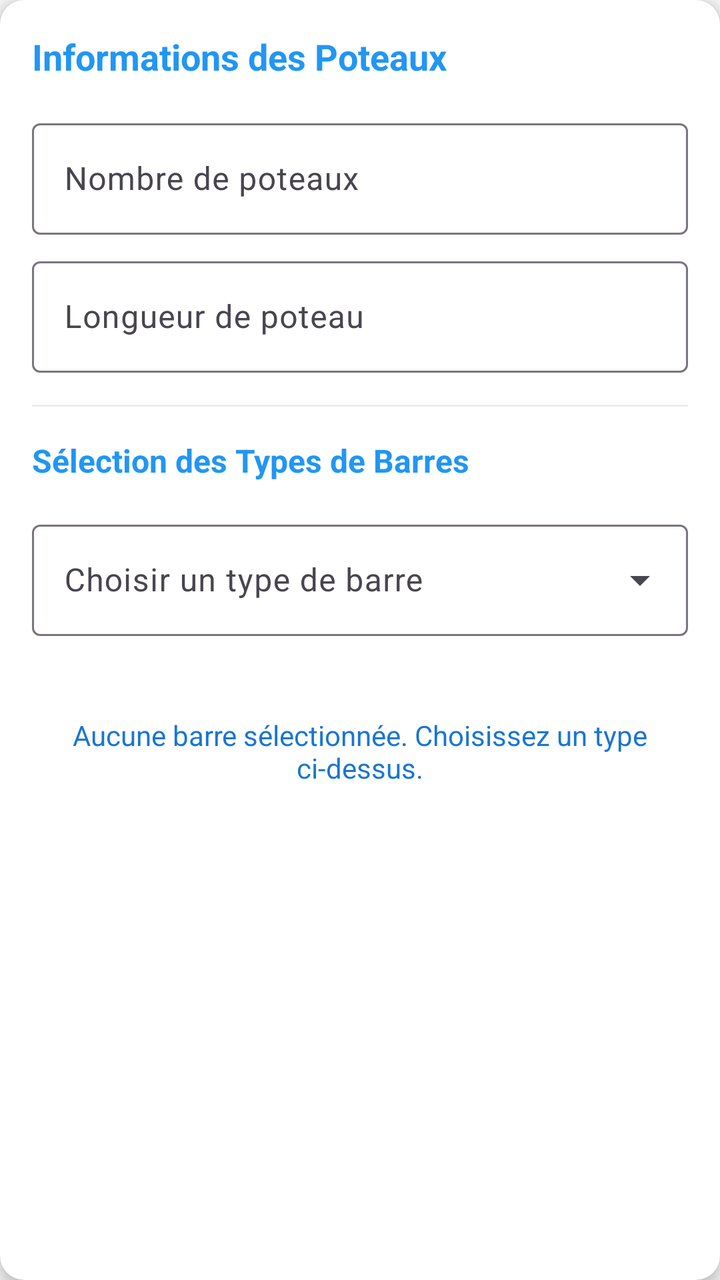
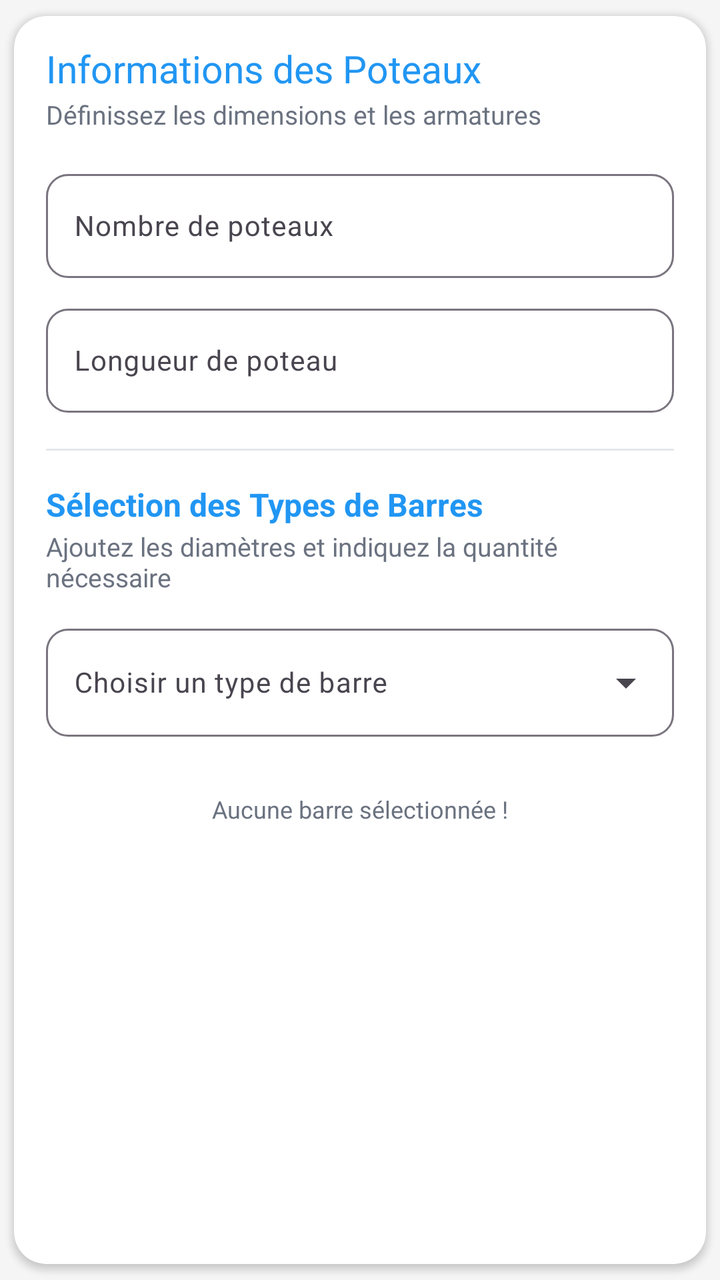

Before-and-after screenshots of an Android layout around one commit, followed by the original layout XML and the change that was made.
<!-- AndroidManifest.xml: application theme Theme.GKMBarFer -->
<!-- res/layout/item_groupe_poteau.xml -->
<?xml version="1.0" encoding="utf-8"?>
<androidx.cardview.widget.CardView xmlns:android="http://schemas.android.com/apk/res/android"
    xmlns:app="http://schemas.android.com/apk/res-auto"
    android:layout_width="match_parent"
    android:layout_height="wrap_content"
    app:cardCornerRadius="12dp"
    app:cardElevation="4dp"
    android:layout_marginBottom="16dp">

    <LinearLayout
        android:layout_width="match_parent"
        android:layout_height="wrap_content"
        android:orientation="vertical"
        android:padding="16dp">

        
        <LinearLayout
            android:layout_width="match_parent"
            android:layout_height="wrap_content"
            android:orientation="horizontal"
            android:gravity="center_vertical"
            android:layout_marginBottom="16dp">

            <TextView
                android:layout_width="0dp"
                android:layout_height="wrap_content"
                android:layout_weight="1"
                android:text="@string/infos_poteaux"
                android:textSize="18sp"
                android:textStyle="bold"
                android:textColor="@color/primary" />

            <ImageButton
                android:id="@+id/btnSupprimerGroupe"
                android:layout_width="36dp"
                android:layout_height="36dp"
                android:src="@android:drawable/ic_delete"
                android:background="?attr/selectableItemBackgroundBorderless"
                android:contentDescription="@string/supprimer_poteau"
                app:tint="@color/error"
                android:visibility="gone" />

        </LinearLayout>

        
        <com.google.android.material.textfield.TextInputLayout
            android:layout_width="match_parent"
            android:layout_height="wrap_content"
            android:layout_marginBottom="8dp">

            <com.google.android.material.textfield.TextInputEditText
                android:id="@+id/etNombrePoteaux"
                android:layout_width="match_parent"
                android:layout_height="wrap_content"
                android:hint="@string/nombre_poteaux"
                android:inputType="number"
                android:autofillHints="number" />

        </com.google.android.material.textfield.TextInputLayout>

        
        <com.google.android.material.textfield.TextInputLayout
            android:layout_width="match_parent"
            android:layout_height="wrap_content"
            android:layout_marginBottom="16dp"
            app:suffixText="m">

            <com.google.android.material.textfield.TextInputEditText
                android:id="@+id/etLongueurPoteaux"
                android:layout_width="match_parent"
                android:layout_height="wrap_content"
                android:hint="@string/longueur_poteaux"
                android:inputType="numberDecimal"
                android:autofillHints="number" />

        </com.google.android.material.textfield.TextInputLayout>

        
        <View
            android:layout_width="match_parent"
            android:layout_height="1dp"
            android:background="#E9ECEF"
            android:layout_marginBottom="16dp" />

        <TextView
            android:layout_width="match_parent"
            android:layout_height="wrap_content"
            android:text="@string/selection_types_barres"
            android:textSize="16sp"
            android:textStyle="bold"
            android:textColor="@color/primary"
            android:layout_marginBottom="16dp" />

        
        <com.google.android.material.textfield.TextInputLayout
            android:layout_width="match_parent"
            android:layout_height="wrap_content"
            android:layout_marginBottom="16dp"
            style="@style/Widget.Material3.TextInputLayout.OutlinedBox.ExposedDropdownMenu"
            app:endIconMode="dropdown_menu">

            <AutoCompleteTextView
                android:id="@+id/autoCompleteBarreType"
                android:layout_width="match_parent"
                android:layout_height="wrap_content"
                android:hint="@string/choisir_type_barre"
                android:inputType="none" />

        </com.google.android.material.textfield.TextInputLayout>

        
        <LinearLayout
            android:id="@+id/layoutBarresSelectionnees"
            android:layout_width="match_parent"
            android:layout_height="wrap_content"
            android:orientation="vertical"
            android:layout_marginBottom="8dp" />

        
        <TextView
            android:id="@+id/tvAucuneBarre"
            android:layout_width="match_parent"
            android:layout_height="wrap_content"
            android:text="@string/aucune_barre_selectionnee"
            android:textSize="14sp"
            android:textColor="@color/primary_dark"
            android:gravity="center"
            android:padding="16dp" />

    </LinearLayout>

</androidx.cardview.widget.CardView>
<!-- resources referenced by this layout -->
<resources>
  <color name="error">#F44336</color>
  <color name="primary">#2196F3</color>
  <color name="primary_dark">#1976D2</color>
  <string name="aucune_barre_selectionnee">Aucune barre sélectionnée. Choisissez un type ci-dessus.</string>
  <string name="choisir_type_barre">Choisir un type de barre</string>
  <string name="infos_poteaux">Informations des Poteaux</string>
  <string name="longueur_poteaux">Longueur de poteau</string>
  <string name="nombre_poteaux">Nombre de poteaux</string>
  <string name="selection_types_barres">Sélection des Types de Barres</string>
  <string name="supprimer_poteau">Supprimer ce poteau</string>
  <style name="Theme.GKMBarFer" parent="Base.Theme.GKMBarFer" />
  <style name="Base.Theme.GKMBarFer" parent="Theme.Material3.DayNight">
          <item name="colorPrimary">@color/primary</item>
          <item name="colorPrimaryVariant">@color/primary_dark</item>
          <item name="colorOnPrimary">@color/white</item>
          <item name="android:windowBackground">@color/background</item>
      </style>
  <color name="white">#FFFFFFFF</color>
  <color name="background">#F5F5F5</color>
</resources>

<!-- the commit's change to res/layout/item_groupe_poteau.xml (unified diff, before → after) -->
@@ -1,19 +1,30 @@
 <?xml version="1.0" encoding="utf-8"?>
-<androidx.cardview.widget.CardView xmlns:android="http://schemas.android.com/apk/res/android"
+<androidx.cardview.widget.CardView
+    xmlns:android="http://schemas.android.com/apk/res/android"
     xmlns:app="http://schemas.android.com/apk/res-auto"
+
     android:layout_width="match_parent"
     android:layout_height="wrap_content"
-    app:cardCornerRadius="12dp"
-    app:cardElevation="4dp"
-    android:layout_marginBottom="16dp">
+    android:layout_marginBottom="16dp"
+
+    app:cardBackgroundColor="@color/surface"
+    app:cardCornerRadius="16dp"
+    app:cardElevation="2dp"
+    app:cardUseCompatPadding="true">
 
     <LinearLayout
         android:layout_width="match_parent"
         android:layout_height="wrap_content"
         android:orientation="vertical"
-        android:padding="16dp">
-
-        
+        android:paddingStart="16dp"
+        android:paddingTop="16dp"
+        android:paddingEnd="16dp"
+        android:paddingBottom="16dp">
+
+        
+        
+        
+
         <LinearLayout
             android:layout_width="match_parent"
             android:layout_height="wrap_content"
@@ -21,111 +32,215 @@
             android:gravity="center_vertical"
             android:layout_marginBottom="16dp">
 
-            <TextView
+            <LinearLayout
                 android:layout_width="0dp"
                 android:layout_height="wrap_content"
                 android:layout_weight="1"
-                android:text="@string/infos_poteaux"
-                android:textSize="18sp"
-                android:textStyle="bold"
-                android:textColor="@color/primary" />
+                android:orientation="vertical">
+
+                <TextView
+                    android:layout_width="match_parent"
+                    android:layout_height="wrap_content"
+                    android:includeFontPadding="false"
+                    android:text="@string/infos_poteaux"
+                    android:textColor="@color/primary"
+                    android:textSize="19sp"
+                   />
+
+                <TextView
+                    android:layout_width="match_parent"
+                    android:layout_height="wrap_content"
+                    android:layout_marginTop="4dp"
+                    android:includeFontPadding="false"
+                    android:text="Définissez les dimensions et les armatures"
+                    android:textColor="@color/secondary_text"
+                    android:textSize="13sp"
+                   />
+
+            </LinearLayout>
 
             <ImageButton
                 android:id="@+id/btnSupprimerGroupe"
-                android:layout_width="36dp"
-                android:layout_height="36dp"
-                android:src="@android:drawable/ic_delete"
+                android:layout_width="40dp"
+                android:layout_height="40dp"
                 android:background="?attr/selectableItemBackgroundBorderless"
                 android:contentDescription="@string/supprimer_poteau"
-                app:tint="@color/error"
-                android:visibility="gone" />
+                android:padding="9dp"
+                android:src="@drawable/ic_delete_outline"
+                android:visibility="gone"
+
+                app:tint="@color/error" />
 
         </LinearLayout>
 
+
+        
+        
+        
+
+
+
         
         <com.google.android.material.textfield.TextInputLayout
             android:layout_width="match_parent"
             android:layout_height="wrap_content"
-            android:layout_marginBottom="8dp">
+            android:layout_marginBottom="10dp"
+
+            app:boxBackgroundMode="outline"
+            app:boxCornerRadiusBottomEnd="11dp"
+            app:boxCornerRadiusBottomStart="11dp"
+            app:boxCornerRadiusTopEnd="11dp"
+            app:boxCornerRadiusTopStart="11dp">
 
             <com.google.android.material.textfield.TextInputEditText
                 android:id="@+id/etNombrePoteaux"
                 android:layout_width="match_parent"
-                android:layout_height="wrap_content"
+                android:layout_height="52dp"
+                android:autofillHints="number"
+                android:gravity="center_vertical"
                 android:hint="@string/nombre_poteaux"
                 android:inputType="number"
-                android:autofillHints="number" />
+                android:paddingStart="14dp"
+                android:paddingEnd="14dp"
+                android:textSize="14sp" />
 
         </com.google.android.material.textfield.TextInputLayout>
 
+
         
         <com.google.android.material.textfield.TextInputLayout
             android:layout_width="match_parent"
             android:layout_height="wrap_content"
-            android:layout_marginBottom="16dp"
+            android:layout_marginBottom="18dp"
+
+            app:boxBackgroundMode="outline"
+            app:boxCornerRadiusBottomEnd="11dp"
+            app:boxCornerRadiusBottomStart="11dp"
+            app:boxCornerRadiusTopEnd="11dp"
+            app:boxCornerRadiusTopStart="11dp"
             app:suffixText="m">
 
             <com.google.android.material.textfield.TextInputEditText
                 android:id="@+id/etLongueurPoteaux"
                 android:layout_width="match_parent"
-                android:layout_height="wrap_content"
+                android:layout_height="52dp"
+                android:autofillHints="number"
+                android:gravity="center_vertical"
                 android:hint="@string/longueur_poteaux"
                 android:inputType="numberDecimal"
-                android:autofillHints="number" />
+                android:paddingStart="14dp"
+                android:paddingEnd="14dp"
+                android:textSize="14sp" />
 
         </com.google.android.material.textfield.TextInputLayout>
 
-        
+
+        
+        
+        
+
         <View
             android:layout_width="match_parent"
             android:layout_height="1dp"
-            android:background="#E9ECEF"
-            android:layout_marginBottom="16dp" />
-
-        <TextView
-            android:layout_width="match_parent"
-            android:layout_height="wrap_content"
-            android:text="@string/selection_types_barres"
-            android:textSize="16sp"
-            android:textStyle="bold"
-            android:textColor="@color/primary"
-            android:layout_marginBottom="16dp" />
-
-        
+            android:layout_marginBottom="18dp"
+            android:background="@color/divider" />
+
+
+        
+        
+        
+
+        <LinearLayout
+            android:layout_width="match_parent"
+            android:layout_height="wrap_content"
+            android:orientation="vertical"
+            android:layout_marginBottom="12dp">
+
+            <TextView
+                android:layout_width="match_parent"
+                android:layout_height="wrap_content"
+                android:includeFontPadding="false"
+                android:text="@string/selection_types_barres"
+                android:textColor="@color/primary"
+                android:textSize="16sp"
+                android:textStyle="bold" />
+
+            <TextView
+                android:layout_width="match_parent"
+                android:layout_height="wrap_content"
+                android:layout_marginTop="4dp"
+                android:includeFontPadding="false"
+                android:text="Ajoutez les diamètres et indiquez la quantité nécessaire"
+                android:textColor="@color/secondary_text"
+                android:textSize="13sp"
+               />
+
+        </LinearLayout>
+
+
+        
+        
+        
+
         <com.google.android.material.textfield.TextInputLayout
             android:layout_width="match_parent"
             android:layout_height="wrap_content"
-            android:layout_marginBottom="16dp"
+            android:layout_marginBottom="14dp"
+
             style="@style/Widget.Material3.TextInputLayout.OutlinedBox.ExposedDropdownMenu"
+
+            app:boxCornerRadiusBottomEnd="11dp"
+            app:boxCornerRadiusBottomStart="11dp"
+            app:boxCornerRadiusTopEnd="11dp"
+            app:boxCornerRadiusTopStart="11dp"
             app:endIconMode="dropdown_menu">
 
             <AutoCompleteTextView
                 android:id="@+id/autoCompleteBarreType"
                 android:layout_width="match_parent"
-                android:layout_height="wrap_content"
+                android:layout_height="54dp"
+                android:gravity="center_vertical"
                 android:hint="@string/choisir_type_barre"
-                android:inputType="none" />
+                android:inputType="none"
+                android:paddingStart="14dp"
+                android:paddingEnd="14dp"
+                android:textSize="14sp" />
 
         </com.google.android.material.textfield.TextInputLayout>
 
-        
+
+        
+        
+        
+
         <LinearLayout
             android:id="@+id/layoutBarresSelectionnees"
             android:layout_width="match_parent"
             android:layout_height="wrap_content"
             android:orientation="vertical"
-            android:layout_marginBottom="8dp" />
-
-        
+            android:layout_marginBottom="4dp" />
+
+
+        
+        
+        
+
+
+
+
+
         <TextView
             android:id="@+id/tvAucuneBarre"
             android:layout_width="match_parent"
-            android:layout_height="wrap_content"
+            android:layout_height="38dp"
+            android:gravity="center"
+            android:includeFontPadding="false"
             android:text="@string/aucune_barre_selectionnee"
-            android:textSize="14sp"
-            android:textColor="@color/primary_dark"
-            android:gravity="center"
-            android:padding="16dp" />
+            android:textColor="@color/secondary_text"
+            android:textSize="12sp"
+            />
+
+
 
     </LinearLayout>
 
<!-- resource entries referenced after the edit -->
@@ -1,9 +1,29 @@
 <!-- resources referenced by this layout -->
 <resources>
+  <color name="divider">#E5E7EB</color>
   <color name="error">#F44336</color>
   <color name="primary">#2196F3</color>
+  <color name="secondary_text">#6B7280</color>
+  <color name="surface">#FFFFFF</color>
+  <!-- drawable ic_delete_outline (drawable) -->
+  <?xml version="1.0" encoding="utf-8"?>
+  <vector xmlns:android="http://schemas.android.com/apk/res/android"
+      android:width="24dp"
+      android:height="24dp"
+      android:viewportWidth="24"
+      android:viewportHeight="24">
+  
+      <path
+          android:fillColor="@android:color/transparent"
+          android:pathData="M6,7 L18,7 M9,7 L9,5 C9,4.45 9.45,4 10,4 L14,4 C14.55,4 15,4.45 15,5 L15,7 M8,7 L8,19 C8,19.55 8.45,20 9,20 L15,20 C15.55,20 16,19.55 16,19 L16,7 M10,10 L10,17 M14,10 L14,17"
+          android:strokeColor="#DC3545"
+          android:strokeWidth="1.7"
+          android:strokeLineCap="round"
+          android:strokeLineJoin="round" />
+  
+  </vector>
   <color name="primary_dark">#1976D2</color>
-  <string name="aucune_barre_selectionnee">Aucune barre sélectionnée. Choisissez un type ci-dessus.</string>
+  <string name="aucune_barre_selectionnee">Aucune barre sélectionnée !</string>
   <string name="choisir_type_barre">Choisir un type de barre</string>
   <string name="infos_poteaux">Informations des Poteaux</string>
   <string name="longueur_poteaux">Longueur de poteau</string>
